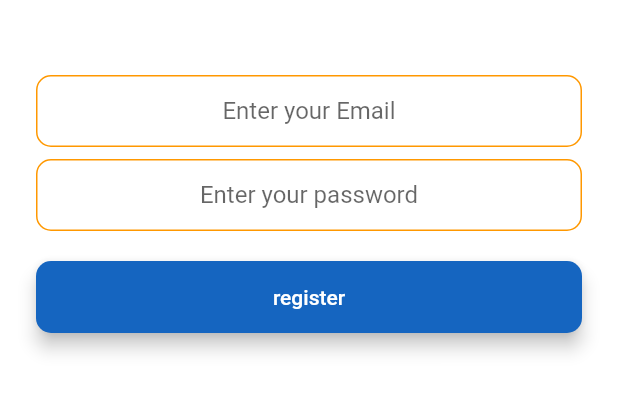
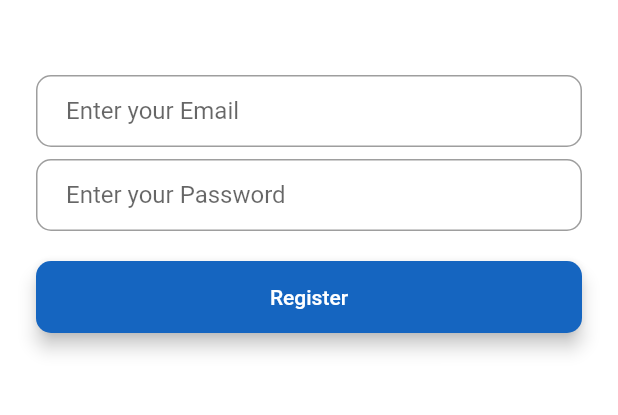
Before and after one commit to I02chahboun/messageApp, a Flutter app: the RegistrationScreen screen opened by its route, on a phone screen of 412 x 824 dp, the part 579-994 px from its top. Run offline on Flutter 3.47's test engine with Material 2 defaults, Android fonts, the phone set to English and light mode, and no system bars.

Commit message:
add constants

```diff
--- /dev/null
+++ b/lib/constants/assets.dart
@@ -0,0 +1,3 @@
+class AppAssets {
+  static const String logo = 'images/logo.png';
+}
--- /dev/null
+++ b/lib/constants/colors.dart
@@ -0,0 +1,10 @@
+import 'package:flutter/material.dart';
+
+class AppColors {
+  static const Color white = Colors.white;
+  static const Color grey = Colors.grey;
+  static const MaterialColor blue = Colors.blue;
+  static const MaterialColor yellow = Colors.yellow;
+  static const Color orange = Colors.orange;
+  static const Color mve = Color(0xff2e386b);
+}
--- /dev/null
+++ b/lib/constants/texts.dart
@@ -0,0 +1,9 @@
+class AppTexts {
+  static const String nameApp = "MessageApp";
+  static const String register = "Register";
+  static const String signIn = "Sign In";
+  static const String hintTextEmail = "Enter your Email";
+  static const String hintTextPassword = 'Enter your Password';
+  static const String send = 'send';
+  static const String hintTextMessage = 'Write your message here...';
+}
--- a/lib/main.dart
+++ b/lib/main.dart
@@ -1,4 +1,5 @@
 import 'package:flutter/material.dart';
+import 'package:messageme_app/constants/colors.dart';
 import 'package:messageme_app/screens/registration_screen.dart';
 import 'package:messageme_app/screens/signin_screen.dart';
 import 'screens/welcome_screen.dart';
@@ -14,7 +15,7 @@ class MyApp extends StatelessWidget {
       debugShowCheckedModeBanner: false,
       title: 'Message App',
       theme: ThemeData(
-        primarySwatch: Colors.blue,
+        primarySwatch: AppColors.blue,
       ),
       initialRoute: WelcomeScreen.nameRoute,
       routes: {
--- a/lib/screens/registration_screen.dart
+++ b/lib/screens/registration_screen.dart
@@ -1,5 +1,9 @@
 import 'package:flutter/material.dart';
+import 'package:messageme_app/constants/assets.dart';
+import 'package:messageme_app/constants/colors.dart';
+import 'package:messageme_app/constants/texts.dart';
 import 'package:messageme_app/widgets/my_button.dart';
+import 'package:messageme_app/widgets/my_text_field.dart';
 
 class RegistrationScreen extends StatefulWidget {
   static const String nameRoute = "register_screen";
@@ -13,7 +17,7 @@ class _RegistrationScreenState extends State<RegistrationScreen> {
   @override
   Widget build(BuildContext context) {
     return Scaffold(
-      backgroundColor: Colors.white,
+      backgroundColor: AppColors.white,
       body: Padding(
         padding: const EdgeInsets.symmetric(horizontal: 24),
         child: Column(
@@ -22,82 +26,22 @@ class _RegistrationScreenState extends State<RegistrationScreen> {
           children: [
             Container(
               height: 180,
-              child: Image.asset('images/logo.png'),
+              child: Image.asset(AppAssets.logo),
             ),
             SizedBox(height: 50),
-            TextField(
-              textAlign: TextAlign.center,
+            MyTextField(
+              hintText: AppTexts.hintTextEmail,
               onChanged: (value) {},
-              decoration: InputDecoration(
-                hintText: 'Enter your Email',
-                contentPadding: EdgeInsets.symmetric(
-                  vertical: 10,
-                  horizontal: 20,
-                ),
-                border: OutlineInputBorder(
-                  borderRadius: BorderRadius.all(
-                    Radius.circular(10),
-                  ),
-                ),
-                enabledBorder: OutlineInputBorder(
-                  borderSide: BorderSide(
-                    color: Colors.orange,
-                    width: 1,
-                  ),
-                  borderRadius: BorderRadius.all(
-                    Radius.circular(10),
-                  ),
-                ),
-                focusedBorder: OutlineInputBorder(
-                  borderSide: BorderSide(
-                    color: Colors.blue,
-                    width: 2,
-                  ),
-                  borderRadius: BorderRadius.all(
-                    Radius.circular(10),
-                  ),
-                ),
-              ),
             ),
             SizedBox(height: 8),
-            TextField(
-              textAlign: TextAlign.center,
+            MyTextField(
+              hintText: AppTexts.hintTextPassword,
               onChanged: (value) {},
-              decoration: InputDecoration(
-                hintText: 'Enter your password',
-                contentPadding: EdgeInsets.symmetric(
-                  vertical: 10,
-                  horizontal: 20,
-                ),
-                border: OutlineInputBorder(
-                  borderRadius: BorderRadius.all(
-                    Radius.circular(10),
-                  ),
-                ),
-                enabledBorder: OutlineInputBorder(
-                  borderSide: BorderSide(
-                    color: Colors.orange,
-                    width: 1,
-                  ),
-                  borderRadius: BorderRadius.all(
-                    Radius.circular(10),
-                  ),
-                ),
-                focusedBorder: OutlineInputBorder(
-                  borderSide: BorderSide(
-                    color: Colors.blue,
-                    width: 2,
-                  ),
-                  borderRadius: BorderRadius.all(
-                    Radius.circular(10),
-                  ),
-                ),
-              ),
             ),
             SizedBox(height: 10),
             MyButton(
-              color: Colors.blue[800]!,
-              title: 'register',
+              color: AppColors.blue[800]!,
+              title: AppTexts.register,
               onPressed: () {},
             )
           ],
--- a/lib/widgets/my_button.dart
+++ b/lib/widgets/my_button.dart
@@ -1,4 +1,5 @@
 import 'package:flutter/material.dart';
+import 'package:messageme_app/constants/colors.dart';
 
 class MyButton extends StatelessWidget {
   MyButton({required this.color, required this.title, required this.onPressed});
@@ -21,7 +22,7 @@ class MyButton extends StatelessWidget {
           height: 42,
           child: Text(
             title,
-            style: TextStyle(color: Colors.white),
+            style: TextStyle(color: AppColors.white),
           ),
         ),
       ),
--- /dev/null
+++ b/lib/widgets/my_text_field.dart
@@ -0,0 +1,45 @@
+import 'package:flutter/material.dart';
+import 'package:messageme_app/constants/colors.dart';
+
+class MyTextField extends StatelessWidget {
+  final String hintText;
+  final Function(String)? onChanged;
+  const MyTextField({required this.hintText, required this.onChanged});
+
+  @override
+  Widget build(BuildContext context) {
+    return TextField(
+      onChanged: onChanged,
+      decoration: InputDecoration(
+        hintText: hintText,
+        contentPadding: EdgeInsets.symmetric(
+          vertical: 10,
+          horizontal: 20,
+        ),
+        border: OutlineInputBorder(
+          borderRadius: BorderRadius.all(
+            Radius.circular(10),
+          ),
+        ),
+        enabledBorder: OutlineInputBorder(
+          borderSide: BorderSide(
+            color: AppColors.grey,
+            width: 1,
+          ),
+          borderRadius: BorderRadius.all(
+            Radius.circular(10),
+          ),
+        ),
+        focusedBorder: OutlineInputBorder(
+          borderSide: BorderSide(
+            color: AppColors.blue,
+            width: 2,
+          ),
+          borderRadius: BorderRadius.all(
+            Radius.circular(10),
+          ),
+        ),
+      ),
+    );
+  }
+}
```
Also changed, not shown: lib/screens/chat_screen.dart (+10 -7 lines), lib/screens/signin_screen.dart (+12 -68 lines), lib/screens/welcome_screen.dart (+11 -8 lines).
